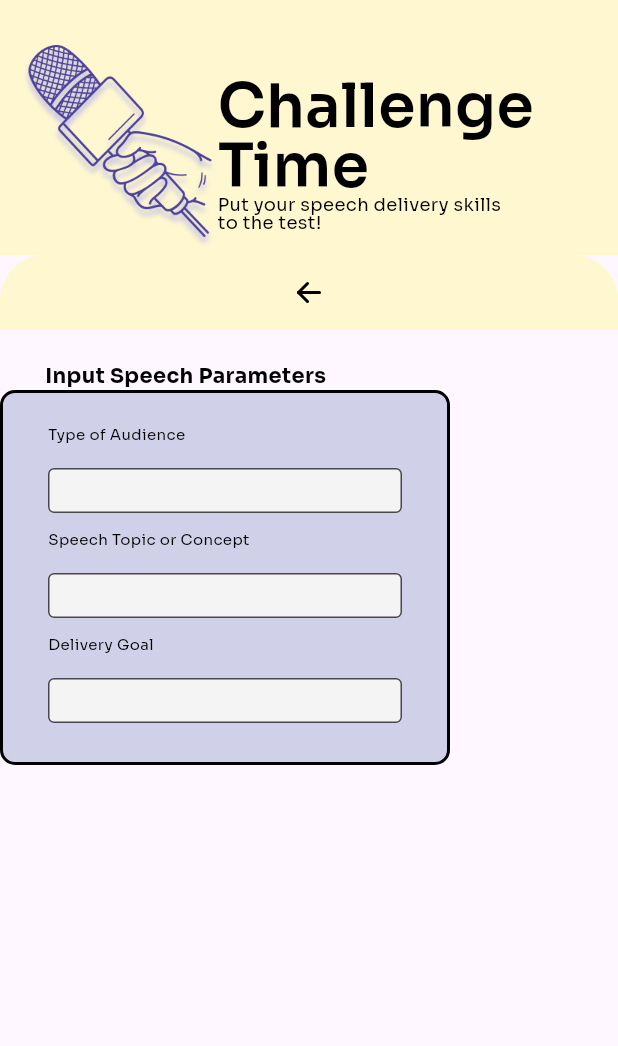
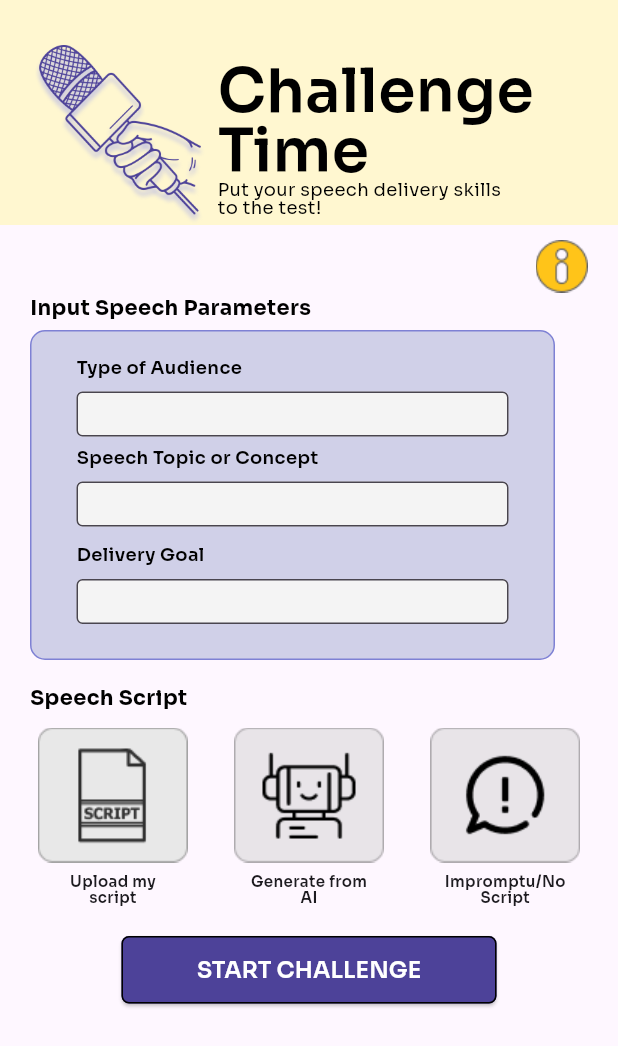
Before and after one commit to srhmr/ConfidEase, a Flutter app: the Challenge screen opened directly, on a phone screen of 412 x 824 dp. Shown: the top 1046 px of the screen. Run offline on Flutter 3.47's test engine with Material 3 defaults, Android fonts, the light colour scheme and no system bars; our stand-ins replace cloud_firestore, firebase_auth, firebase_core, flutter_tabler_icons, google_fonts; accounts and stored records are empty.

Commit message:
finished challenge and upload_script. initial commit for improve_script

```diff
--- a/lib/pages/challenge.dart
+++ /dev/null
@@ -1,270 +0,0 @@
-import 'package:flutter/material.dart';
-import 'package:confidease/styles/colors.dart';
-import 'package:google_fonts/google_fonts.dart';
-import 'package:flutter_tabler_icons/flutter_tabler_icons.dart';
-
-class Challenge extends StatefulWidget {
-  const Challenge({super.key});
-
-  @override
-  State<Challenge> createState() => _ChallengeState();
-}
-
-class _ChallengeState extends State<Challenge> {
-  @override
-  Widget build(BuildContext context) {
-    //whole page
-    return Scaffold(
-      body: Column(
-        children: [
-          // Title Bar
-          Container(
-            padding: const EdgeInsets.only(top: 15, left: 15),
-
-            height: 170,
-            width: double.infinity,
-            color: tertiary,
-            child: Row(
-              mainAxisAlignment: MainAxisAlignment.start,
-              crossAxisAlignment: CrossAxisAlignment.start,
-              children: [
-                Container(
-                  width: 130,
-                  // height: 150,
-                  margin: const EdgeInsets.only(top: 15),
-                  child: Image(
-                    image: AssetImage('images/mic-hand.png'),
-                    // fit: BoxFit.contain,
-                  ),
-                ),
-                Container(
-                  margin: EdgeInsets.only(top: 20),
-                  child: Column(
-                    mainAxisAlignment: MainAxisAlignment.center,
-                    crossAxisAlignment: CrossAxisAlignment.start,
-                    children: [
-                      Text(
-                        "Challenge",
-                        style: GoogleFonts.sora(
-                          height: 1.0,
-                          fontSize: 40,
-                          fontWeight: FontWeight.w600,
-                          color: Colors.black,
-                          decoration: TextDecoration.none,
-                        ),
-                      ),
-                      Text(
-                        "Time",
-                        style: GoogleFonts.sora(
-                          height: 1.0,
-                          fontSize: 40,
-                          fontWeight: FontWeight.w600,
-                          color: Colors.black,
-                          decoration: TextDecoration.none,
-                        ),
-                      ),
-                      Text(
-                        "Put your speech delivery skills",
-                        style: GoogleFonts.sora(
-                          height: 1.0,
-                          fontSize: 12,
-                          fontWeight: FontWeight.w400,
-                          color: Colors.black,
-                          decoration: TextDecoration.none,
-                        ),
-                      ),
-                      Text(
-                        "to the test!",
-                        style: GoogleFonts.sora(
-                          height: 1.0,
-                          fontSize: 12,
-                          fontWeight: FontWeight.w400,
-                          color: Colors.black,
-                          decoration: TextDecoration.none,
-                        ),
-                      ),
-                    ],
-                  ),
-                ),
-              ],
-            ),
-          ),
-          Container(
-            decoration: BoxDecoration(
-              color: tertiary,
-              borderRadius: BorderRadius.only(
-                topLeft: Radius.circular(30),
-                topRight: Radius.circular(30),
-              ),
-            ),
-            height: 50,
-            width: double.infinity,
-            //color: tertiary, //problem
-            child: IconButton(
-              icon: Icon(TablerIcons.arrow_left, color: Colors.black),
-              onPressed: () {
-                Navigator.pop(context);
-              },
-            ),
-          ),
-
-          // Body
-          Column(
-            mainAxisAlignment: MainAxisAlignment.center,
-            crossAxisAlignment: CrossAxisAlignment.start,
-            children: [
-              //Title
-              SizedBox(height: 20, width: double.infinity),
-              Padding(
-                padding: const EdgeInsets.symmetric(horizontal: 30.0),
-                child: Text(
-                  "Input Speech Parameters",
-                  style: GoogleFonts.sora(
-                    fontSize: 14,
-                    color: Colors.black,
-                    fontWeight: FontWeight.bold,
-                    decoration: TextDecoration.none,
-                  ),
-                ),
-              ),
-
-              // Input Parameters Box
-              Container(
-                padding: const EdgeInsets.symmetric(
-                  vertical: 15,
-                  horizontal: 10,
-                ),
-                height: 250,
-                width: 300,
-
-                decoration: BoxDecoration(
-                  color: lightviolet,
-                  borderRadius: BorderRadius.circular(10),
-                  border: Border.all(color: Colors.black, width: 2),
-                ),
-                // inside the box
-                child: Column(
-                  crossAxisAlignment: CrossAxisAlignment.start,
-                  mainAxisAlignment: MainAxisAlignment.start,
-                  children: [
-                    //Type of Audience
-                    Container(
-                      height: 25,
-                      margin: const EdgeInsets.only(
-                        left: 20,
-                        right: 20,
-                        top: 5,
-                      ),
-                      child: Text(
-                        "Type of Audience",
-                        style: GoogleFonts.sora(
-                          color: Colors.black,
-                          fontSize: 10,
-                          decoration: TextDecoration.none,
-                        ),
-                      ),
-                    ),
-                    //Text Field: //Type of Audience
-                    Container(
-                      margin: const EdgeInsets.symmetric(
-                        horizontal: 20,
-                        vertical: 5,
-                      ),
-                      child: SizedBox(
-                        width: 250,
-                        height: 30,
-                        child: TextField(
-                          decoration: InputDecoration(
-                            border: OutlineInputBorder(),
-                            filled: true,
-                            fillColor: quartenary,
-                            contentPadding: EdgeInsets.symmetric(
-                              horizontal: 10.0,
-                            ),
-                          ),
-                        ),
-                      ),
-                    ),
-                    //Speech Topic or Concept
-                    Container(
-                      height: 25,
-                      margin: const EdgeInsets.only(
-                        left: 20,
-                        right: 20,
-                        top: 5,
-                      ),
-                      child: Text(
-                        "Speech Topic or Concept",
-                        style: GoogleFonts.sora(
-                          color: Colors.black,
-                          fontSize: 10,
-                          decoration: TextDecoration.none,
-                        ),
-                      ),
-                    ),
-                    //Text Field: Speech Topic or Concept
-                    Container(
-                      margin: const EdgeInsets.only(
-                        left: 20,
-                        right: 20,
-                        top: 5,
-                      ),
-                      child: SizedBox(
-                        width: 250,
-                        height: 30,
-                        child: TextField(
-                          decoration: InputDecoration(
-                            border: OutlineInputBorder(),
-                            filled: true,
-                            fillColor: quartenary,
-                            contentPadding: EdgeInsets.symmetric(
-                              horizontal: 10.0,
-                            ),
-                          ),
-                        ),
-                      ),
-                    ),
-                    // Delivery Goal
-                    Container(
-                      height: 25,
-                      margin: EdgeInsets.only(left: 20, top: 10),
-                      child: Text(
-                        "Delivery Goal",
-                        style: GoogleFonts.sora(
-                          color: Colors.black,
-                          fontSize: 10,
-                          decoration: TextDecoration.none,
-                        ),
-                      ),
-                    ),
-                    //Text Field: Delivery Goal
-                    Container(
-                      margin: const EdgeInsets.symmetric(
-                        horizontal: 20,
-                        vertical: 5,
-                      ),
-                      child: SizedBox(
-                        width: 250,
-                        height: 30,
-                        child: TextField(
-                          decoration: InputDecoration(
-                            border: OutlineInputBorder(),
-                            filled: true,
-                            fillColor: quartenary,
-                            contentPadding: EdgeInsets.symmetric(
-                              horizontal: 10.0,
-                            ),
-                          ),
-                        ),
-                      ),
-                    ),
-                  ],
-                ),
-              ),
-            ],
-          ),
-        ],
-      ),
-    );
-  }
-}
--- a/lib/pages/screens/challenge.dart
+++ b/lib/pages/screens/challenge.dart
@@ -1,7 +1,7 @@
+import 'package:confidease/pages/screens/upload_script.dart';
 import 'package:flutter/material.dart';
 import 'package:confidease/styles/colors.dart';
 import 'package:google_fonts/google_fonts.dart';
-import 'package:flutter_tabler_icons/flutter_tabler_icons.dart';
 
 class Challenge extends StatefulWidget {
   const Challenge({super.key});
@@ -11,6 +11,25 @@ class Challenge extends StatefulWidget {
 }
 
 class _ChallengeState extends State<Challenge> {
+  String _selectedButton = '';
+
+  Widget buildImageButton(
+    String normalImage,
+    String selectedImage,
+    String buttonName,
+  ) {
+    bool isSelected = _selectedButton == buttonName;
+
+    return GestureDetector(
+      onTap: () {
+        setState(() {
+          _selectedButton = buttonName;
+        });
+      },
+      child: Image.asset(isSelected ? selectedImage : normalImage, height: 100),
+    );
+  }
+
   @override
   Widget build(BuildContext context) {
     //whole page
@@ -21,7 +40,7 @@ class _ChallengeState extends State<Challenge> {
           Container(
             padding: const EdgeInsets.only(top: 15, left: 15),
 
-            height: 170,
+            height: 150,
             width: double.infinity,
             color: tertiary,
             child: Row(
@@ -89,34 +108,25 @@ class _ChallengeState extends State<Challenge> {
               ],
             ),
           ),
-          Container(
-            decoration: BoxDecoration(
-              color: tertiary,
-              borderRadius: BorderRadius.only(
-                topLeft: Radius.circular(30),
-                topRight: Radius.circular(30),
-              ),
-            ),
-            height: 50,
-            width: double.infinity,
-            //color: tertiary, //problem
-            child: IconButton(
-              icon: Icon(TablerIcons.arrow_left, color: Colors.black),
-              onPressed: () {
-                Navigator.pop(context);
-              },
-            ),
-          ),
 
           // Body
           Column(
             mainAxisAlignment: MainAxisAlignment.center,
             crossAxisAlignment: CrossAxisAlignment.start,
             children: [
+              Align(
+                alignment: Alignment.topRight,
+                child: Container(
+                  margin: const EdgeInsets.only(right: 20, top: 10),
+                  child: GestureDetector(
+                    onTap: () => {},
+                    child: Image.asset('images/info_btn.png', height: 35),
+                  ),
+                ),
+              ),
               //Title
-              SizedBox(height: 20, width: double.infinity),
-              Padding(
-                padding: const EdgeInsets.symmetric(horizontal: 30.0),
+              Container(
+                margin: const EdgeInsets.symmetric(horizontal: 20),
                 child: Text(
                   "Input Speech Parameters",
                   style: GoogleFonts.sora(
@@ -131,17 +141,18 @@ class _ChallengeState extends State<Challenge> {
               // Input Parameters Box
               Container(
                 padding: const EdgeInsets.symmetric(
-                  vertical: 15,
+                  vertical: 10,
                   horizontal: 10,
                 ),
-                height: 250,
-                width: 300,
-                margin: const EdgeInsets.symmetric(horizontal: 30, vertical: 5),
+                height: 220,
+                width: 350,
+                margin: const EdgeInsets.symmetric(horizontal: 20, vertical: 5),
                 decoration: BoxDecoration(
                   color: lightviolet,
                   borderRadius: BorderRadius.circular(10),
-                  border: Border.all(color: Colors.black, width: 2),
+                  border: Border.all(color: primary, width: 1),
                 ),
+
                 // inside the box
                 child: Column(
                   crossAxisAlignment: CrossAxisAlignment.start,
@@ -150,9 +161,7 @@ class _ChallengeState extends State<Challenge> {
                     //Type of Audience
                     Container(
                       height: 25,
-                      decoration: BoxDecoration(
-                        border: Border.all(color: Colors.black, width: 2),
-                      ),
+
                       margin: const EdgeInsets.only(
                         left: 20,
                         right: 20,
@@ -162,19 +171,17 @@ class _ChallengeState extends State<Challenge> {
                         "Type of Audience",
                         style: GoogleFonts.sora(
                           color: Colors.black,
-                          fontSize: 10,
+                          fontSize: 12,
+                          fontWeight: FontWeight.w600,
                           decoration: TextDecoration.none,
                         ),
                       ),
                     ),
                     //Text Field: //Type of Audience
                     Container(
-                      margin: const EdgeInsets.symmetric(
-                        horizontal: 20,
-                        vertical: 5,
-                      ),
+                      margin: const EdgeInsets.symmetric(horizontal: 20),
                       child: SizedBox(
-                        width: 250,
+                        width: 300,
                         height: 30,
                         child: TextField(
                           decoration: InputDecoration(
@@ -191,9 +198,7 @@ class _ChallengeState extends State<Challenge> {
                     //Speech Topic or Concept
                     Container(
                       height: 25,
-                      decoration: BoxDecoration(
-                        border: Border.all(color: Colors.black, width: 2),
-                      ),
+
                       margin: const EdgeInsets.only(
                         left: 20,
                         right: 20,
@@ -203,20 +208,17 @@ class _ChallengeState extends State<Challenge> {
                         "Speech Topic or Concept",
                         style: GoogleFonts.sora(
                           color: Colors.black,
-                          fontSize: 10,
+                          fontSize: 12,
+                          fontWeight: FontWeight.w600,
                           decoration: TextDecoration.none,
                         ),
                       ),
                     ),
                     //Text Field: Speech Topic or Concept
                     Container(
-                      margin: const EdgeInsets.only(
-                        left: 20,
-                        right: 20,
-                        top: 5,
-                      ),
+                      margin: const EdgeInsets.only(left: 20, right: 20),
                       child: SizedBox(
-                        width: 250,
+                        width: 300,
                         height: 30,
                         child: TextField(
                           decoration: InputDecoration(
@@ -233,27 +235,23 @@ class _ChallengeState extends State<Challenge> {
                     // Delivery Goal
                     Container(
                       height: 25,
-                      decoration: BoxDecoration(
-                        border: Border.all(color: Colors.black, width: 2),
-                      ),
+
                       margin: EdgeInsets.only(left: 20, top: 10),
                       child: Text(
                         "Delivery Goal",
                         style: GoogleFonts.sora(
                           color: Colors.black,
-                          fontSize: 10,
+                          fontSize: 12,
+                          fontWeight: FontWeight.w600,
                           decoration: TextDecoration.none,
                         ),
                       ),
                     ),
                     //Text Field: Delivery Goal
                     Container(
-                      margin: const EdgeInsets.symmetric(
-                        horizontal: 20,
-                        vertical: 5,
-                      ),
+                      margin: const EdgeInsets.symmetric(horizontal: 20),
                       child: SizedBox(
-                        width: 250,
+                        width: 300,
                         height: 30,
                         child: TextField(
                           decoration: InputDecoration(
@@ -270,6 +268,148 @@ class _ChallengeState extends State<Challenge> {
                   ],
                 ),
               ),
+
+              Container(
+                child: Column(
+                  children: [
+                    Align(
+                      alignment: Alignment.topLeft,
+                      child: Container(
+                        margin: const EdgeInsets.only(
+                          left: 20,
+                          top: 10,
+                          bottom: 5,
+                        ),
+                        child: Text(
+                          "Speech Script",
+                          style: GoogleFonts.sora(
+                            fontSize: 14,
+                            color: Colors.black,
+                            fontWeight: FontWeight.bold,
+                            decoration: TextDecoration.none,
+                          ),
+                        ),
+                      ),
+                    ),
+                    Row(
+                      mainAxisAlignment: MainAxisAlignment.spaceEvenly,
+                      children: [
+                        Column(
+                          mainAxisAlignment: MainAxisAlignment.spaceAround,
+                          children: [
+                            buildImageButton(
+                              'images/script_btn.png',
+                              'images/script_btn_hltd.png',
+                              'script',
+                            ),
+
+                            Text(
+                              "Upload my",
+                              style: GoogleFonts.sora(
+                                fontSize: 10,
+                                fontWeight: FontWeight.w600,
+                              ),
+                            ),
+                            Text(
+                              "script",
+                              style: GoogleFonts.sora(
+                                fontSize: 10,
+                                height: 1,
+                                fontWeight: FontWeight.w600,
+                              ),
+                            ),
+                          ],
+                        ),
+                        Column(
+                          mainAxisAlignment: MainAxisAlignment.center,
+                          children: [
+                            buildImageButton(
+                              'images/ai_btn.png',
+                              'images/ai_btn_hltd.png',
+                              'ai',
+                            ),
+
+                            Text(
+                              "Generate from",
+                              style: GoogleFonts.sora(
+                                fontSize: 10,
+                                fontWeight: FontWeight.w600,
+                              ),
+                            ),
+                            Text(
+                              "AI",
+                              style: GoogleFonts.sora(
+                                fontSize: 10,
+                                height: 1,
+                                fontWeight: FontWeight.w600,
+                              ),
+                            ),
+                          ],
+                        ),
+                        Column(
+                          children: [
+                            buildImageButton(
+                              'images/impromptu_btn.png',
+                              'images/impromptu_btn_hltd.png',
+                              'impromptu',
+                            ),
+
+                            Text(
+                              "Impromptu/No",
+                              style: GoogleFonts.sora(
+                                fontSize: 10,
+                                fontWeight: FontWeight.w600,
+                              ),
+                            ),
+                            Text(
+                              "Script",
+                              style: GoogleFonts.sora(
+                                fontSize: 10,
+                                height: 1,
+                                fontWeight: FontWeight.w600,
+                              ),
+                            ),
+                          ],
+                        ),
+                      ],
+                    ),
+                    Container(
+                      width: 250,
+                      height: 45,
+                      margin: const EdgeInsets.only(top: 20),
+                      child: ElevatedButton(
+                        onPressed: () {
+                          Navigator.push(
+                            context,
+                            MaterialPageRoute(
+                              builder: (context) => UploadScript(),
+                            ),
+                          );
+                        },
+                        style: ElevatedButton.styleFrom(
+                          padding: const EdgeInsets.symmetric(
+                            vertical: 12,
+                            horizontal: 20,
+                          ),
+                          side: const BorderSide(color: Colors.black, width: 1),
+                          shape: RoundedRectangleBorder(
+                            borderRadius: BorderRadius.circular(5),
+                          ),
+                          backgroundColor: details,
+                        ),
+                        child: Text(
+                          "START CHALLENGE",
+                          style: GoogleFonts.sora(
+                            color: Colors.white,
+                            fontWeight: FontWeight.w600,
+                            fontSize: 15,
+                          ),
+                        ),
+                      ),
+                    ),
+                  ],
+                ),
+              ),
             ],
           ),
         ],
```
Also changed, not shown: lib/pages/screens/improve_script.dart (added, +36 -0 lines), lib/pages/screens/upload_script.dart (added, +102 -0 lines), pubspec.yaml (+7 -0 lines), images/ai_btn.png (added), images/ai_btn_hltd.png (added), images/impromptu_btn.png (added), images/impromptu_btn_hltd.png (added), images/info_btn.png (added), images/script_btn.png (added), images/script_btn_hltd.png (added).
